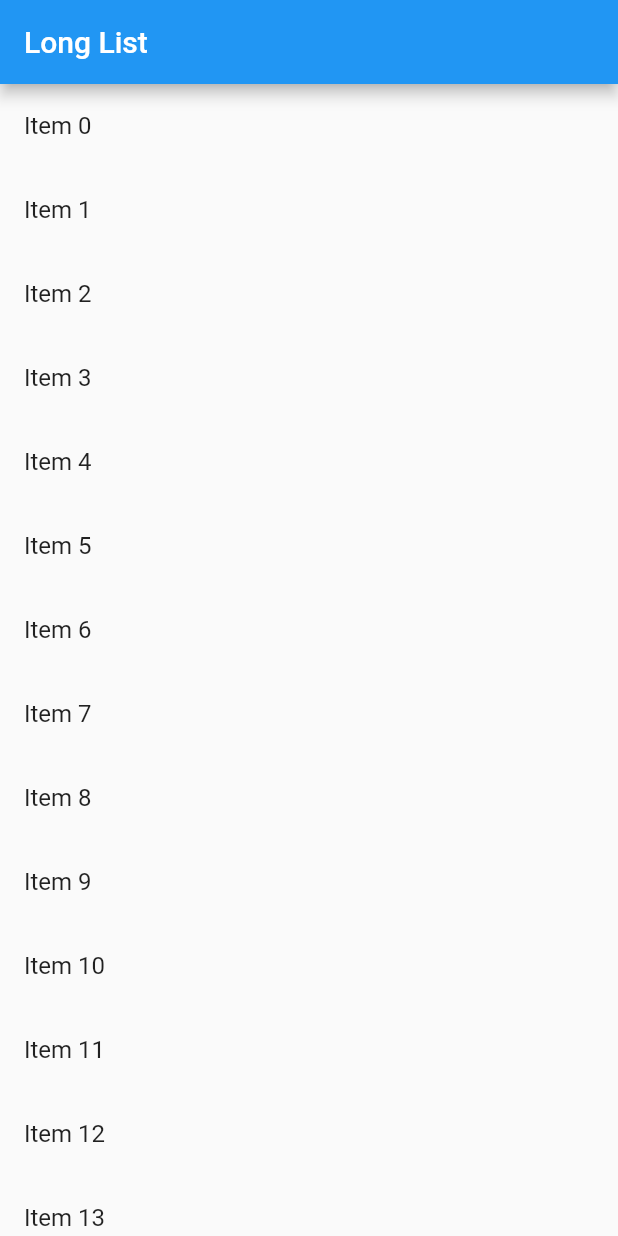
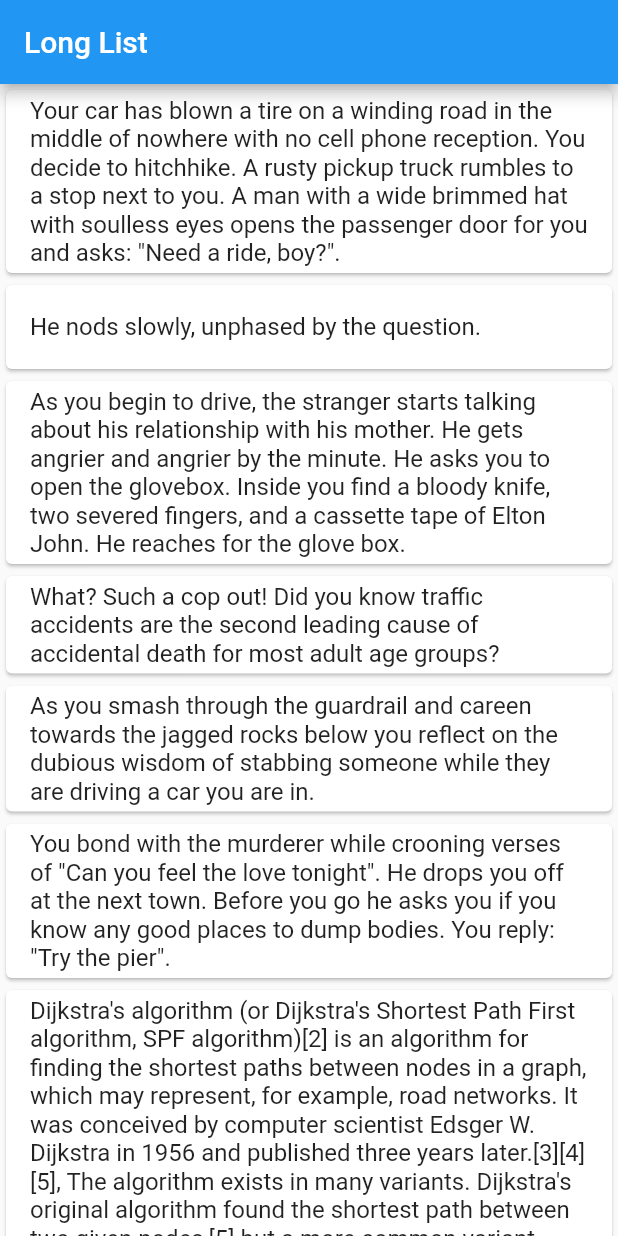
Before and after one commit to muhamadVitr/soaring_bird, a Flutter app: the screen it shows after launch, after a tap on "The quick brown fox jumps", on a phone screen of 412 x 824 dp. Run offline on Flutter 3.47's test engine with Material 2 defaults, Android fonts, the phone set to English and light mode, and no system bars.

Commit message:
listview x data testing

```diff
--- /dev/null
+++ b/lib/components/bird_container.dart
@@ -0,0 +1,20 @@
+import 'package:flutter/material.dart';
+import 'package:soaring_bird/data/data_source.dart';
+
+class BirdContainer extends StatelessWidget {
+  final BirdsData birds = BirdsData();
+
+  @override
+  Widget build(BuildContext context) {
+    return ListView.builder(
+      itemCount: birds.birdsData.length,
+      itemBuilder: (context, index) {
+        return Card(
+          child: ListTile(
+            title: Text(birds.birdsData[index].birdSpeech),
+          ),
+        );
+      },
+    );
+  }
+}
--- a/lib/data/data_architecture.dart
+++ b/lib/data/data_architecture.dart
@@ -1,10 +1,15 @@
 class DataArchitecture {
   DataArchitecture(
-      {this.birdID, this.birdArcheType, this.birdBrother, this.birdFamilyTree});
+      {this.birdID,
+      this.birdArcheType,
+      this.birdBrother,
+      this.birdFamilyTree,
+      this.birdSpeech});
 
   String birdID;
   String birdArcheType;
   String birdFamilyTree;
   String birdBrother;
+  String birdSpeech;
   String birdTags;
 }
--- a/lib/data/data_source.dart
+++ b/lib/data/data_source.dart
@@ -1,6 +1,28 @@
-class DataSource {
-  final itemsGenerated = List<String>.generate(10000, (i) => "Item $i");
+import 'package:soaring_bird/data/data_architecture.dart';
 
-  final List<String> entriesGenerated = <String>['A', 'B', 'C'];
-  final List<int> colorCodes = <int>[600, 500, 100];
+class BirdsData {
+  List<DataArchitecture> birdsData = [
+    DataArchitecture(
+        birdSpeech:
+            'Your car has blown a tire on a winding road in the middle of nowhere with no cell phone reception. You decide to hitchhike. A rusty pickup truck rumbles to a stop next to you. A man with a wide brimmed hat with soulless eyes opens the passenger door for you and asks: "Need a ride, boy?".'),
+    DataArchitecture(birdSpeech: 'He nods slowly, unphased by the question.'),
+    DataArchitecture(
+        birdSpeech:
+            'As you begin to drive, the stranger starts talking about his relationship with his mother. He gets angrier and angrier by the minute. He asks you to open the glovebox. Inside you find a bloody knife, two severed fingers, and a cassette tape of Elton John. He reaches for the glove box.'),
+    DataArchitecture(
+        birdSpeech:
+            'What? Such a cop out! Did you know traffic accidents are the second leading cause of accidental death for most adult age groups?'),
+    DataArchitecture(
+        birdSpeech:
+            'As you smash through the guardrail and careen towards the jagged rocks below you reflect on the dubious wisdom of stabbing someone while they are driving a car you are in.'),
+    DataArchitecture(
+        birdSpeech:
+            'You bond with the murderer while crooning verses of "Can you feel the love tonight". He drops you off at the next town. Before you go he asks you if you know any good places to dump bodies. You reply: "Try the pier".'),
+    DataArchitecture(
+        birdSpeech:
+            'Dijkstra\'s algorithm (or Dijkstra\'s Shortest Path First algorithm, SPF algorithm)[2] is an algorithm for finding the shortest paths between nodes in a graph, which may represent, for example, road networks. It was conceived by computer scientist Edsger W. Dijkstra in 1956 and published three years later.[3][4][5], The algorithm exists in many variants. Dijkstra\'s original algorithm found the shortest path between two given nodes,[5] but a more common variant fixes a single node as the "source" node and finds shortest paths from the source to all other nodes in the graph, producing a shortest-path tree.'),
+    DataArchitecture(
+        birdSpeech:
+            'For a given source node in the graph, the algorithm finds the shortest path between that node and every other.[6]:196–206 It can also be used for finding the shortest paths from a single node to a single destination node by stopping the algorithm once the shortest path to the destination node has been determined. For example, if the nodes of the graph represent cities and edge path costs represent driving distances between pairs of cities connected by a direct road (for simplicity, ignore red lights, stop signs, toll roads and other obstructions), Dijkstra\'s algorithm can be used to find the shortest route between one city and all other cities. A widely used application of shortest path algorithm is network routing protocols, most notably IS-IS (Intermediate System to Intermediate System) and Open Shortest Path First (OSPF). It is also employed as a subroutine in other algorithms such as Johnson\'s.')
+  ];
 }
--- a/lib/screens/birds_screen.dart
+++ b/lib/screens/birds_screen.dart
@@ -1,9 +1,7 @@
 import 'package:flutter/material.dart';
-import 'package:soaring_bird/data/data_source.dart';
+import 'package:soaring_bird/components/bird_container.dart';
 
 class BirdsScreen extends StatelessWidget {
-  DataSource birds = DataSource();
-
   @override
   Widget build(BuildContext context) {
     final title = 'Long List';
@@ -13,14 +11,7 @@ class BirdsScreen extends StatelessWidget {
         appBar: AppBar(
           title: Text(title),
         ),
-        body: ListView.builder(
-          itemCount: birds.itemsGenerated.length,
-          itemBuilder: (context, index) {
-            return ListTile(
-              title: Text('${birds.itemsGenerated[index]}'),
-            );
-          },
-        ),
+        body: BirdContainer(),
       ),
     );
   }
--- /dev/null
+++ b/lib/screens/search_screen.dart
@@ -0,0 +1,10 @@
+import 'package:flutter/material.dart';
+
+class SearchScreen extends StatelessWidget {
+  @override
+  Widget build(BuildContext context) {
+    return ListView.builder(
+
+    );
+  }
+}
```
